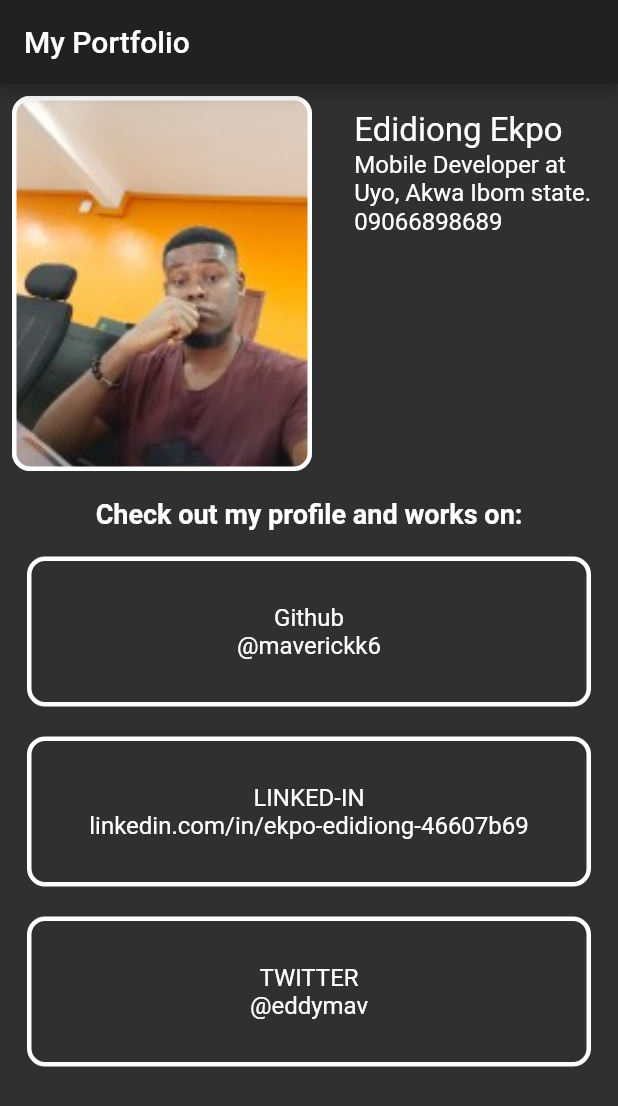
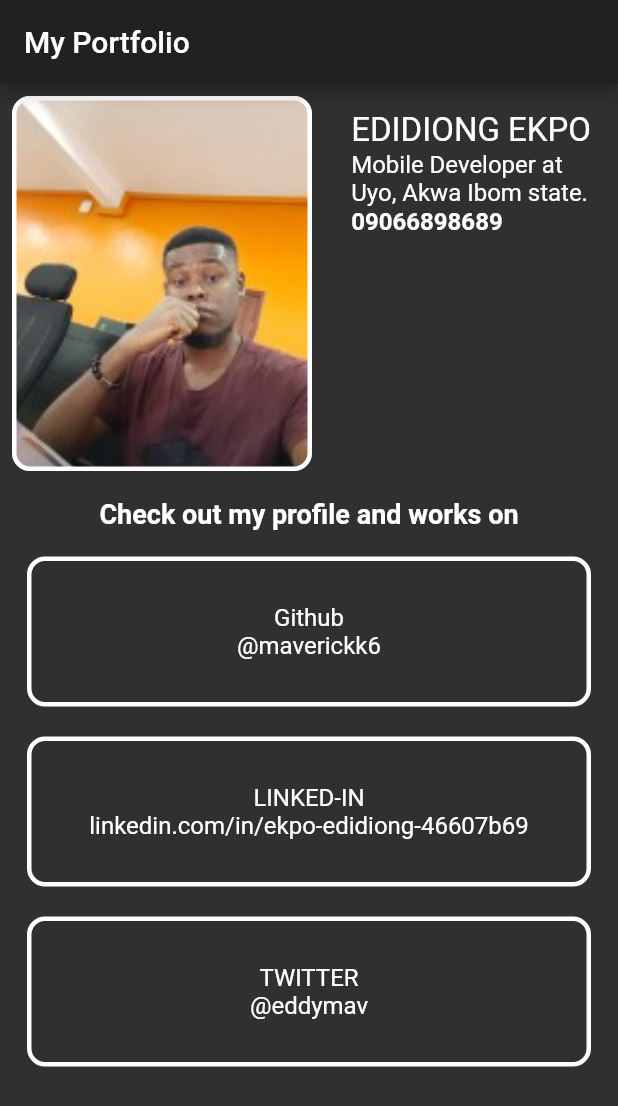
Before and after one commit to Maverickk6/portfolio-app, a Flutter app: the screen it shows after launch, on a phone screen of 412 x 824 dp. Shown: the top 1106 px of the screen. Run offline on Flutter 3.47's test engine with Material 2 defaults, Android fonts, the phone set to English and light mode, and no system bars.

Commit message:
cruise touches

```diff
--- a/lib/main.dart
+++ b/lib/main.dart
@@ -43,12 +43,12 @@ class MyApp extends StatelessWidget {
                   child: Column(
                     crossAxisAlignment: CrossAxisAlignment.start,
                     children: [
-                      Text('Edidiong Ekpo', style: TextStyle(fontSize: 22)),
+                      Text('EDIDIONG EKPO', style: TextStyle(fontSize: 22)),
                       Text('Mobile Developer at',
                           style: TextStyle(fontSize: 16)),
                       Text('Uyo, Akwa Ibom state.',
                           style: TextStyle(fontSize: 16)),
-                      Text('09066898689', style: TextStyle(fontSize: 16)),
+                      Text('09066898689', style: TextStyle(fontSize: 16, fontWeight: FontWeight.bold)),
                     ],
                   ),
                 )
@@ -59,7 +59,7 @@ class MyApp extends StatelessWidget {
                 padding: EdgeInsets.all(8.0),
                 child: Center(
                   child: Text(
-                    'Check out my profile and works on:',
+                    'Check out my profile and works on',
                     style: TextStyle(
                       fontSize: 18,
                       fontWeight: FontWeight.bold,
```
